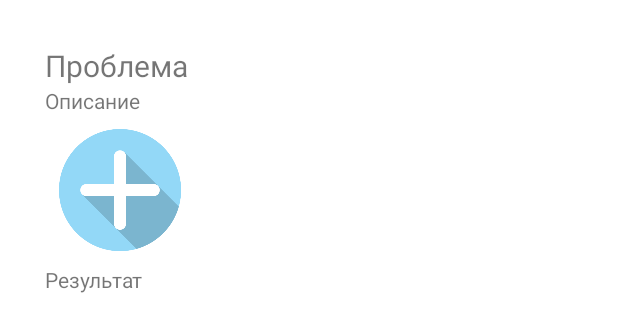
After one commit to AlexanderPerehodyuk/CyberProAndroid, an Android app: the layout row.xml on its own in the app's theme, with its tools: preview values and no code run, on a phone screen of 412 x 824 dp. The commit adds this screen. Shown: the top 332 px of the screen. Run offline under Robolectric (Android 15) with nearby library versions, the phone set to English and light mode, and no system bars; network calls fail.

Commit message:
map-beta-01.10 - получение данных

```diff
--- a/app/src/main/java/com/example/screens/MapScreen.java
+++ b/app/src/main/java/com/example/screens/MapScreen.java
@@ -95,6 +95,7 @@ public class MapScreen extends AppCompatActivity implements GeoObjectTapListener
 
 
         mapview = (MapView) findViewById(R.id.mapview); // находим нашу карту в loyout
+
         mapview.getMap().move( // при запуске приложения переносимя на координаты которые прописаны в Point, в дальнейшем вместо них будут переменные для местоположения
                 new CameraPosition(new com.yandex.mapkit.geometry.Point(latitude, longitude), 16.0f, 0.0f, 0.0f),
                 new Animation(Animation.Type.SMOOTH, 1),
--- /dev/null
+++ b/app/src/main/res/layout/row.xml
@@ -0,0 +1,34 @@
+<?xml version="1.0" encoding="utf-8"?>
+<androidx.appcompat.widget.LinearLayoutCompat xmlns:android="http://schemas.android.com/apk/res/android"
+    xmlns:app="http://schemas.android.com/apk/res-auto"
+    android:layout_width="match_parent"
+    android:layout_height="wrap_content"
+    android:orientation="vertical"
+    android:padding="30dp"
+    >
+
+    <TextView
+        android:id="@+id/textViewName"
+        android:layout_width="match_parent"
+        android:layout_height="wrap_content"
+        android:text="Проблема"
+        android:textSize="20dp"/>
+
+    <TextView
+        android:id="@+id/textView2"
+        android:layout_width="wrap_content"
+        android:layout_height="wrap_content"
+        android:text="Описание" />
+
+    <ImageView
+        android:id="@+id/imageView"
+        android:layout_width="100dp"
+        android:layout_height="100dp"
+        android:background="@drawable/add_problem_icon"
+        />
+    <TextView
+        android:id="@+id/textView3"
+        android:layout_width="wrap_content"
+        android:layout_height="wrap_content"
+        android:text="Результат" />
+</androidx.appcompat.widget.LinearLayoutCompat>
--- /dev/null
+++ b/app/src/main/res/values-land/dimens.xml
@@ -0,0 +1,3 @@
+<resources>
+    <dimen name="fab_margin">48dp</dimen>
+</resources>
--- /dev/null
+++ b/app/src/main/res/values-w1240dp/dimens.xml
@@ -0,0 +1,3 @@
+<resources>
+    <dimen name="fab_margin">200dp</dimen>
+</resources>
--- /dev/null
+++ b/app/src/main/res/values-w600dp/dimens.xml
@@ -0,0 +1,3 @@
+<resources>
+    <dimen name="fab_margin">48dp</dimen>
+</resources>
--- /dev/null
+++ b/app/src/main/res/values/dimens.xml
@@ -0,0 +1,3 @@
+<resources>
+    <dimen name="fab_margin">16dp</dimen>
+</resources>
--- a/app/src/main/res/values/themes.xml
+++ b/app/src/main/res/values/themes.xml
@@ -13,4 +13,13 @@
         <item name="android:statusBarColor" tools:targetApi="l">?attr/colorPrimaryVariant</item>
         <!-- Customize your theme here. -->
     </style>
+
+    <style name="Theme.Trans.NoActionBar">
+        <item name="windowActionBar">false</item>
+        <item name="windowNoTitle">true</item>
+    </style>
+
+    <style name="Theme.Trans.AppBarOverlay" parent="ThemeOverlay.AppCompat.Dark.ActionBar" />
+
+    <style name="Theme.Trans.PopupOverlay" parent="ThemeOverlay.AppCompat.Light" />
 </resources>
```
Also changed, not shown: app/build.gradle (+8 -1 lines), app/src/main/AndroidManifest.xml (+21 -11 lines), app/src/main/java/com/example/screens/ListProblemsViewAdapter.java (added, +43 -0 lines), app/src/main/java/com/example/screens/MainScreen.java (+9 -7 lines), app/src/main/java/com/example/screens/ProblemsActivity.java (added, +98 -0 lines), app/src/main/res/layout/activity_problems.xml (added, +21 -0 lines), app/src/main/res/values/strings.xml (+11 -0 lines), 1 other file.
